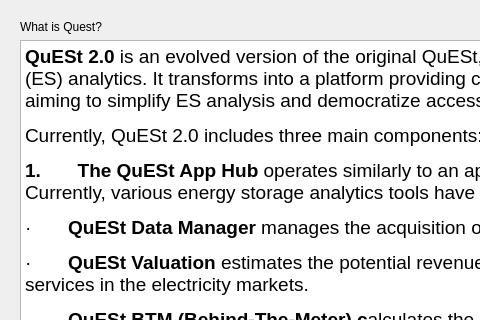
Before: the Qt Designer form quest/app/about_pages/ui/about_stack.ui in sandialabs/snl-quest, drawn with Qt 5; both pictures show x 0 to 480 and y 0 to 320 of the 1083 by 649 pixel window.
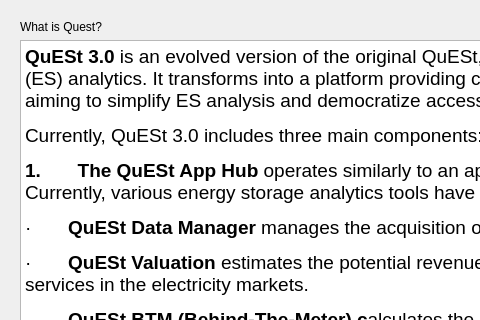
After: the same form once the commit is applied. The open tabs and pages were chosen to show the change. Icons and pictures are not drawn.

```diff
--- a/quest/app/about_pages/ui/about_stack.ui
+++ b/quest/app/about_pages/ui/about_stack.ui
@@ -486,8 +486,8 @@
 li.unchecked::marker { content: &quot;\2610&quot;; }
 li.checked::marker { content: &quot;\2612&quot;; }
 &lt;/style&gt;&lt;/head&gt;&lt;body style=&quot; font-family:'Segoe UI'; font-size:9pt; font-weight:400; font-style:normal;&quot;&gt;
-&lt;p style=&quot; margin-top:12px; margin-bottom:12px; margin-left:0px; margin-right:0px; -qt-block-indent:0; text-indent:0px;&quot;&gt;&lt;span style=&quot; font-size:14pt; font-weight:700;&quot;&gt;QuESt 2.0&lt;/span&gt;&lt;span style=&quot; font-size:14pt;&quot;&gt; is an evolved version of the original QuESt, an open-source Python software designed for energy storage (ES) analytics. It transforms into a platform providing centralized access to multiple tools and improved data analytics, aiming to simplify ES analysis and democratize access to these tools. &lt;/span&gt;&lt;/p&gt;
-&lt;p style=&quot; margin-top:12px; margin-bottom:12px; margin-left:0px; margin-right:0px; -qt-block-indent:0; text-indent:0px;&quot;&gt;&lt;span style=&quot; font-size:14pt;&quot;&gt;Currently, QuESt 2.0 includes three main components: &lt;/span&gt;&lt;/p&gt;
+&lt;p style=&quot; margin-top:12px; margin-bottom:12px; margin-left:0px; margin-right:0px; -qt-block-indent:0; text-indent:0px;&quot;&gt;&lt;span style=&quot; font-size:14pt; font-weight:700;&quot;&gt;QuESt 3.0&lt;/span&gt;&lt;span style=&quot; font-size:14pt;&quot;&gt; is an evolved version of the original QuESt, an open-source Python software designed for energy storage (ES) analytics. It transforms into a platform providing centralized access to multiple tools and improved data analytics, aiming to simplify ES analysis and democratize access to these tools. &lt;/span&gt;&lt;/p&gt;
+&lt;p style=&quot; margin-top:12px; margin-bottom:12px; margin-left:0px; margin-right:0px; -qt-block-indent:0; text-indent:0px;&quot;&gt;&lt;span style=&quot; font-size:14pt;&quot;&gt;Currently, QuESt 3.0 includes three main components: &lt;/span&gt;&lt;/p&gt;
 &lt;p style=&quot; margin-top:12px; margin-bottom:12px; margin-left:0px; margin-right:0px; -qt-block-indent:0; text-indent:0px;&quot;&gt;&lt;span style=&quot; font-size:14pt; font-weight:700;&quot;&gt;1.&lt;/span&gt;&lt;span style=&quot; font-family:'Times New Roman'; font-size:14pt;&quot;&gt;       &lt;/span&gt;&lt;span style=&quot; font-size:14pt; font-weight:700;&quot;&gt;The QuESt App Hub&lt;/span&gt;&lt;span style=&quot; font-size:14pt;&quot;&gt; operates similarly to an app store, offering access points to a multitude of applications. Currently, various energy storage analytics tools have been available on QuESt App hub. For example: &lt;/span&gt;&lt;/p&gt;
 &lt;p style=&quot; margin-top:12px; margin-bottom:12px; margin-left:0px; margin-right:0px; -qt-block-indent:0; text-indent:0px;&quot;&gt;&lt;span style=&quot; font-family:'Symbol'; font-size:14pt;&quot;&gt;·&lt;/span&gt;&lt;span style=&quot; font-family:'Times New Roman'; font-size:14pt;&quot;&gt;       &lt;/span&gt;&lt;span style=&quot; font-size:14pt; font-weight:700;&quot;&gt;QuESt Data Manager&lt;/span&gt;&lt;span style=&quot; font-size:14pt;&quot;&gt; manages the acquisition of data. &lt;/span&gt;&lt;/p&gt;
 &lt;p style=&quot; margin-top:12px; margin-bottom:12px; margin-left:0px; margin-right:0px; -qt-block-indent:0; text-indent:0px;&quot;&gt;&lt;span style=&quot; font-family:'Symbol'; font-size:14pt;&quot;&gt;·&lt;/span&gt;&lt;span style=&quot; font-family:'Times New Roman'; font-size:14pt;&quot;&gt;       &lt;/span&gt;&lt;span style=&quot; font-size:14pt; font-weight:700;&quot;&gt;QuESt Valuation&lt;/span&gt;&lt;span style=&quot; font-size:14pt;&quot;&gt; estimates the potential revenue generated by energy storage systems when providing ancillary services in the electricity markets. &lt;/span&gt;&lt;/p&gt;
```
